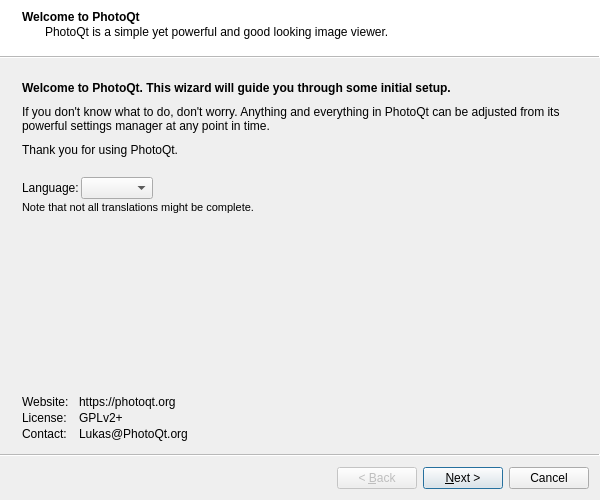
First picture: the form in cplusplus/other/startuphandler/pqc_wizard.ui, repository luspi/photoqt, before the edit.
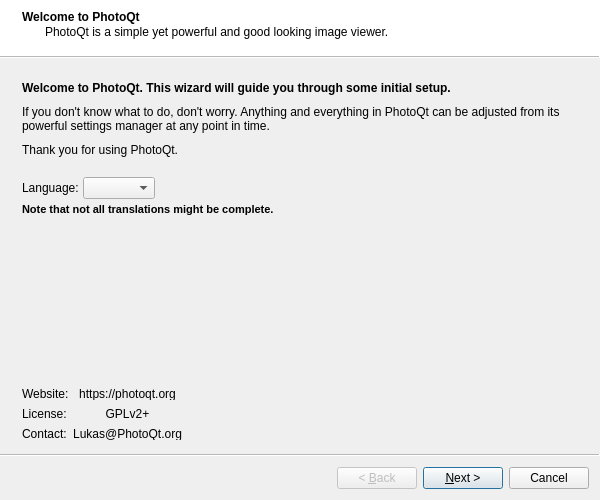
Second picture: the form after the edit.

Commit message: [PQCWizard] turn meta info clickable buttons with actions, select right default option for interface variant depending on if this is an update or fresh install

```diff
--- a/cplusplus/other/startuphandler/pqc_wizard.ui
+++ b/cplusplus/other/startuphandler/pqc_wizard.ui
@@ -102,7 +102,7 @@
       <item>
        <layout class="QVBoxLayout" name="verticalLayout_4">
         <property name="spacing">
-         <number>2</number>
+         <number>4</number>
         </property>
         <item>
          <layout class="QHBoxLayout" name="horizontalLayout">
@@ -136,11 +136,15 @@
           <property name="font">
            <font>
             <pointsize>8</pointsize>
+            <bold>true</bold>
            </font>
           </property>
           <property name="text">
            <string comment="wizard">Note that not all translations might be complete.</string>
           </property>
+          <property name="wordWrap">
+           <bool>true</bool>
+          </property>
          </widget>
         </item>
        </layout>
@@ -160,10 +164,13 @@
       </item>
       <item>
        <layout class="QHBoxLayout" name="horizontalLayout_2">
+        <property name="spacing">
+         <number>0</number>
+        </property>
         <item>
          <layout class="QVBoxLayout" name="verticalLayout">
           <property name="spacing">
-           <number>2</number>
+           <number>6</number>
           </property>
           <item>
            <widget class="QLabel" name="label_6">
@@ -191,26 +198,53 @@
         <item>
          <layout class="QVBoxLayout" name="verticalLayout_2">
           <property name="spacing">
-           <number>2</number>
+           <number>6</number>
           </property>
           <item>
-           <widget class="QLabel" name="label_9">
+           <widget class="QPushButton" name="buttonWebsite">
+            <property name="sizePolicy">
+             <sizepolicy hsizetype="Minimum" vsizetype="Ignored">
+              <horstretch>0</horstretch>
+              <verstretch>0</verstretch>
+             </sizepolicy>
+            </property>
             <property name="text">
-             <string notr="true">https://photoqt.org</string>
+             <string>https://photoqt.org</string>
             </property>
+            <property name="flat">
+             <bool>true</bool>
+            </property>
            </widget>
           </item>
           <item>
-           <widget class="QLabel" name="label_10">
+           <widget class="QPushButton" name="buttonLicense">
+            <property name="sizePolicy">
+             <sizepolicy hsizetype="Minimum" vsizetype="Ignored">
+              <horstretch>0</horstretch>
+              <verstretch>0</verstretch>
+             </sizepolicy>
+            </property>
             <property name="text">
-             <string notr="true">GPLv2+</string>
+             <string>GPLv2+</string>
             </property>
+            <property name="flat">
+             <bool>true</bool>
+            </property>
            </widget>
           </item>
           <item>
-           <widget class="QLabel" name="label_11">
+           <widget class="QPushButton" name="buttonEmail">
+            <property name="sizePolicy">
+             <sizepolicy hsizetype="Minimum" vsizetype="Ignored">
+              <horstretch>20</horstretch>
+              <verstretch>0</verstretch>
+             </sizepolicy>
+            </property>
             <property name="text">
-             <string notr="true">Lukas@PhotoQt.org</string>
+             <string>Lukas@PhotoQt.org</string>
+            </property>
+            <property name="flat">
+             <bool>true</bool>
             </property>
            </widget>
           </item>
```
The commit also changes 2 other files.
